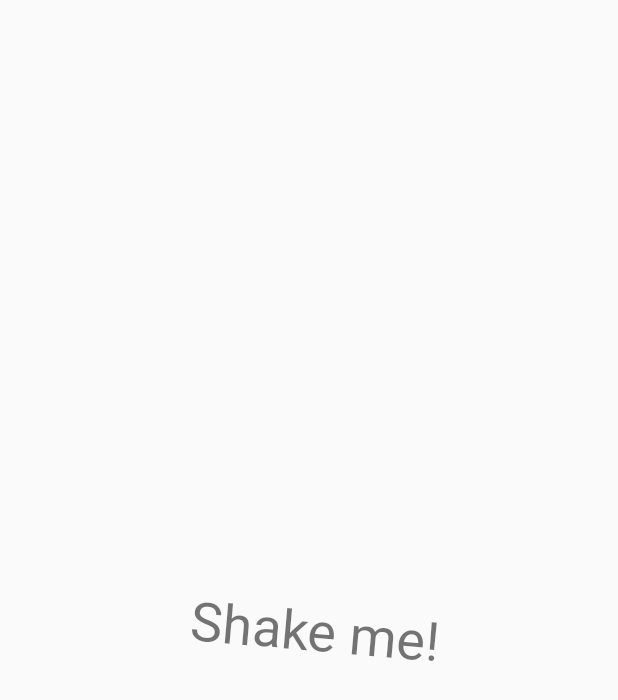
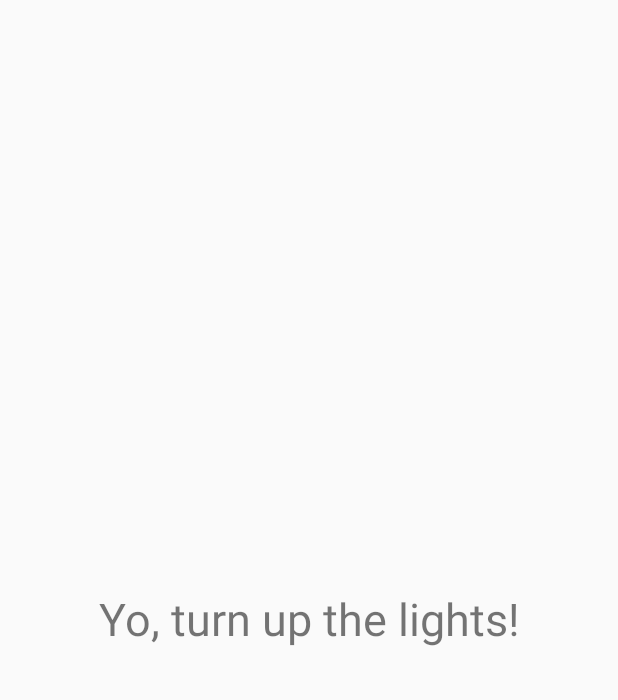
Before and after one commit to Hermanio/puzzle-alarm-clock, an Android app: the screen it shows after launch (ShakeShakeShakeActivity before the commit, TurnUpTheLightsActivity after it), on a phone screen of 412 x 824 dp. Shown: the top 700 px of the screen. Run offline under Robolectric (Android 15) with nearby library versions, the phone set to English and light mode, and no system bars.

Commit message:
added light sensor based alarm

```diff
--- a/PuzzleAlarmClock/app/src/main/AndroidManifest.xml
+++ b/PuzzleAlarmClock/app/src/main/AndroidManifest.xml
@@ -25,6 +25,8 @@
         </activity>
         <activity android:name=".ShakeShakeShakeActivity">
         </activity>
+        <activity android:name=".TurnUpTheLightsActivity">
+        </activity>
     </application>
 
 </manifest>
--- a/PuzzleAlarmClock/app/src/main/java/ee/unapuu/herman/puzzlealarmclock/MainActivity.java
+++ b/PuzzleAlarmClock/app/src/main/java/ee/unapuu/herman/puzzlealarmclock/MainActivity.java
@@ -26,7 +26,7 @@ public class MainActivity extends Activity {
         setContentView(R.layout.activity_main);
 
         //debugging
-        Intent intent = new Intent(MainActivity.this, ShakeShakeShakeActivity.class);
+        Intent intent = new Intent(MainActivity.this, TurnUpTheLightsActivity.class);
         startActivity(intent);
     }
 
--- /dev/null
+++ b/PuzzleAlarmClock/app/src/main/java/ee/unapuu/herman/puzzlealarmclock/TurnUpTheLightsActivity.java
@@ -0,0 +1,75 @@
+package ee.unapuu.herman.puzzlealarmclock;
+
+import android.app.Activity;
+import android.content.Context;
+import android.hardware.Sensor;
+import android.hardware.SensorEvent;
+import android.hardware.SensorEventListener;
+import android.hardware.SensorManager;
+import android.media.MediaPlayer;
+import android.os.Bundle;
+import android.util.Log;
+
+/**
+ * Created by toks on 26.05.17.
+ */
+
+public class TurnUpTheLightsActivity extends Activity implements SensorEventListener {
+    private SensorManager mSensorManager;
+    private Sensor lightSensor;
+    private float LIGHT_THRESHOLD = 2500.0f;
+    private MediaPlayer music;
+
+
+    @Override
+    protected void onCreate(Bundle savedInstanceState) {
+        super.onCreate(savedInstanceState);
+        setContentView(R.layout.activity_turn_up_the_lights);
+        playAlarmMusic();
+        mSensorManager = (SensorManager) getSystemService(Context.SENSOR_SERVICE);
+        lightSensor = mSensorManager.getDefaultSensor(Sensor.TYPE_LIGHT);
+    }
+
+    @Override
+    public void onSensorChanged(SensorEvent event) {
+        Log.d("sensor", Float.toString(event.values[0]));
+        float lightSensorReading = event.values[0];
+        if (lightSensorReading > LIGHT_THRESHOLD) {
+            //obviously pointed to the source
+            stopAlarm();
+        }
+    }
+
+    @Override
+    public void onAccuracyChanged(Sensor sensor, int accuracy) {
+
+    }
+
+    @Override
+    protected void onResume() {
+        // Register a listener for the sensor.
+        super.onResume();
+        mSensorManager.registerListener(this, lightSensor, SensorManager.SENSOR_DELAY_NORMAL);
+    }
+
+    @Override
+    protected void onPause() {
+        // Be sure to unregister the sensor when the activity pauses.
+        super.onPause();
+        mSensorManager.unregisterListener(this);
+    }
+
+    private void stopAlarm() {
+        music.stop();
+        //clear alarms here
+
+        finish();
+
+    }
+
+    private void playAlarmMusic() {
+        music = MediaPlayer.create(TurnUpTheLightsActivity.this, R.raw.shakeshakeshake);
+        music.setLooping(true);
+        music.start();
+    }
+}
--- a/PuzzleAlarmClock/app/src/main/res/layout/activity_turn_on_lights.xml
+++ /dev/null
@@ -1,6 +0,0 @@
-<?xml version="1.0" encoding="utf-8"?>
-<android.support.constraint.ConstraintLayout
-    xmlns:android="http://schemas.android.com/apk/res/android" android:layout_width="match_parent"
-    android:layout_height="match_parent">
-
-</android.support.constraint.ConstraintLayout>
--- /dev/null
+++ b/PuzzleAlarmClock/app/src/main/res/layout/activity_turn_up_the_lights.xml
@@ -0,0 +1,22 @@
+<?xml version="1.0" encoding="utf-8"?>
+<android.support.constraint.ConstraintLayout
+    xmlns:android="http://schemas.android.com/apk/res/android"
+    xmlns:app="http://schemas.android.com/apk/res-auto"
+    android:layout_width="match_parent"
+    android:layout_height="match_parent">
+
+    <TextView
+        android:id="@+id/textView2"
+        android:layout_width="wrap_content"
+        android:layout_height="wrap_content"
+        android:layout_marginBottom="8dp"
+        android:layout_marginLeft="8dp"
+        android:layout_marginRight="8dp"
+        android:layout_marginTop="8dp"
+        android:text="Yo, turn up the lights!"
+        android:textSize="30sp"
+        app:layout_constraintBottom_toBottomOf="parent"
+        app:layout_constraintLeft_toLeftOf="parent"
+        app:layout_constraintRight_toRightOf="parent"
+        app:layout_constraintTop_toTopOf="parent" />
+</android.support.constraint.ConstraintLayout>
```
